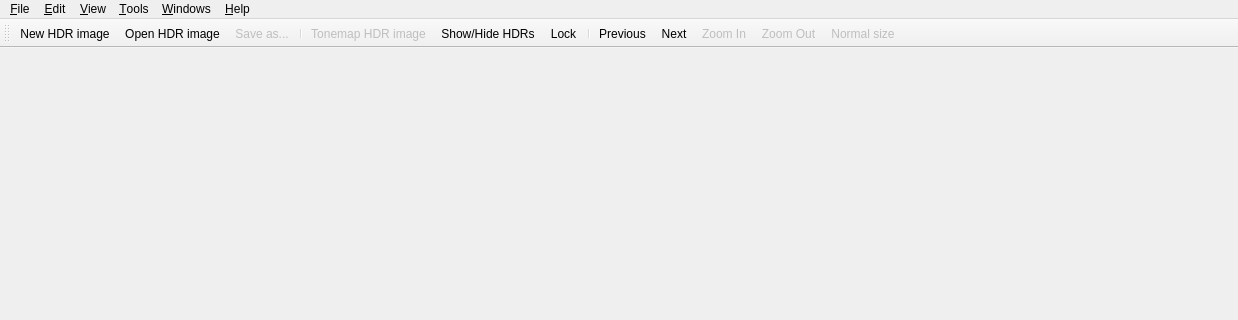
The window that forms/MainWindow.ui (LuminanceHDR/LuminanceHDR) describes before a commit, drawn with Qt 5; both pictures show x 0 to 1238 and y 0 to 320 of the 1238 by 756 pixel window.
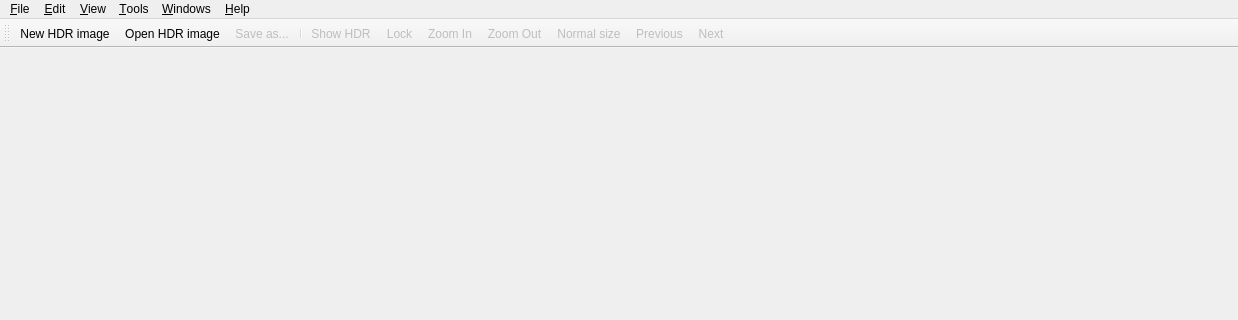
The same window after the commit. Icons and pictures are not drawn.

Patch:
```diff
--- a/forms/MainWindow.ui
+++ b/forms/MainWindow.ui
@@ -150,15 +150,13 @@
    <addaction name="fileOpenAction"/>
    <addaction name="fileSaveAsAction"/>
    <addaction name="separator"/>
-   <addaction name="TonemapAction"/>
    <addaction name="actionShowHDRs"/>
    <addaction name="actionLock"/>
-   <addaction name="separator"/>
-   <addaction name="actionShowPrevious"/>
-   <addaction name="actionShowNext"/>
    <addaction name="zoomInAct"/>
    <addaction name="zoomOutAct"/>
    <addaction name="normalSizeAct"/>
+   <addaction name="actionShowPrevious"/>
+   <addaction name="actionShowNext"/>
   </widget>
   <action name="fileNewAction">
    <property name="icon">
@@ -837,7 +835,7 @@
   </action>
   <action name="actionShowNext">
    <property name="enabled">
-    <bool>true</bool>
+    <bool>false</bool>
    </property>
    <property name="icon">
     <iconset resource="../icons.qrc">
@@ -855,7 +853,7 @@
   </action>
   <action name="actionShowPrevious">
    <property name="enabled">
-    <bool>true</bool>
+    <bool>false</bool>
    </property>
    <property name="icon">
     <iconset resource="../icons.qrc">
@@ -879,14 +877,14 @@
     <bool>false</bool>
    </property>
    <property name="enabled">
-    <bool>true</bool>
+    <bool>false</bool>
    </property>
    <property name="icon">
     <iconset resource="../icons.qrc">
      <normaloff>:/new/prefix1/images/games-config-background.png</normaloff>:/new/prefix1/images/games-config-background.png</iconset>
    </property>
    <property name="text">
-    <string>Show/Hide HDRs</string>
+    <string>Show HDR</string>
    </property>
    <property name="toolTip">
     <string>Show/Hide HDRs images</string>
@@ -897,7 +895,7 @@
     <bool>true</bool>
    </property>
    <property name="enabled">
-    <bool>true</bool>
+    <bool>false</bool>
    </property>
    <property name="icon">
     <iconset resource="../icons.qrc">
```
Left out of the diff: 32 changed lines with no effect on the pictures.
